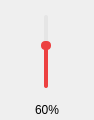
The window that MyMusic/MyMusic/VolumeWidget.ui (qunigouming/MyMusic) describes before a commit, drawn with Qt 5.
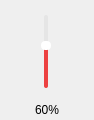
The same window after the commit.

```diff
--- a/MyMusic/MyMusic/VolumeWidget.ui
+++ b/MyMusic/MyMusic/VolumeWidget.ui
@@ -71,7 +71,7 @@
 	width: 4px;
 	margin: 0px -3px 0px -3px;
 	border-radius: 4px;
-	background-color: rgb(236, 65, 65);
+	background-color: white;
 }</string>
      </property>
      <property name="minimum">
```
